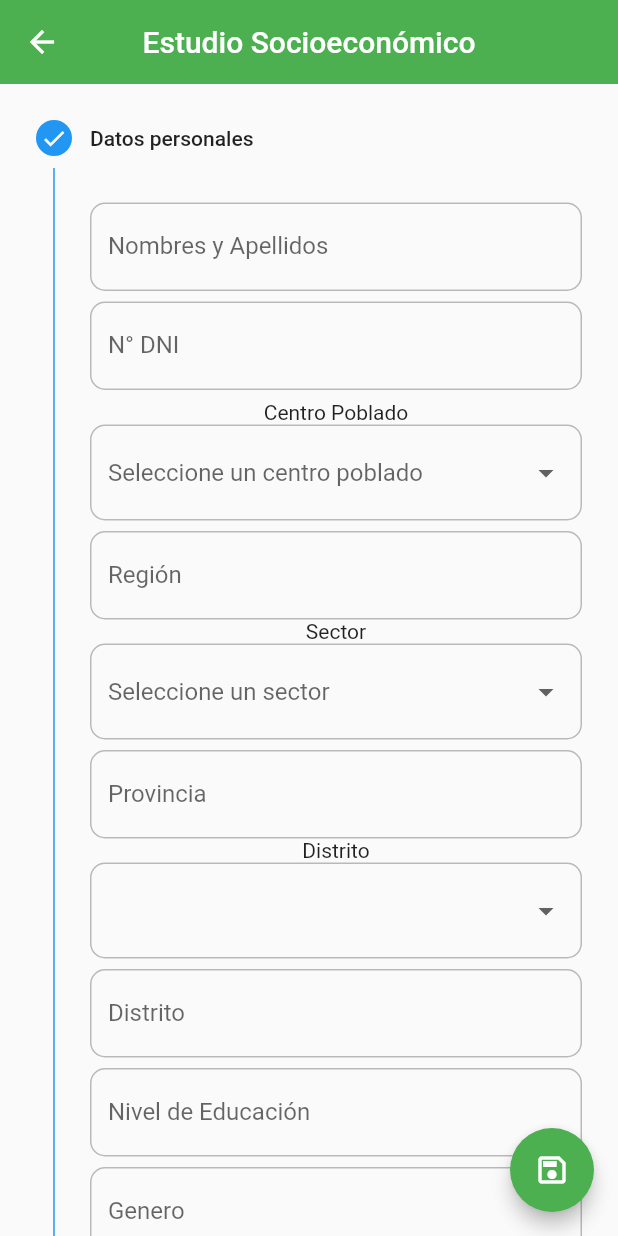
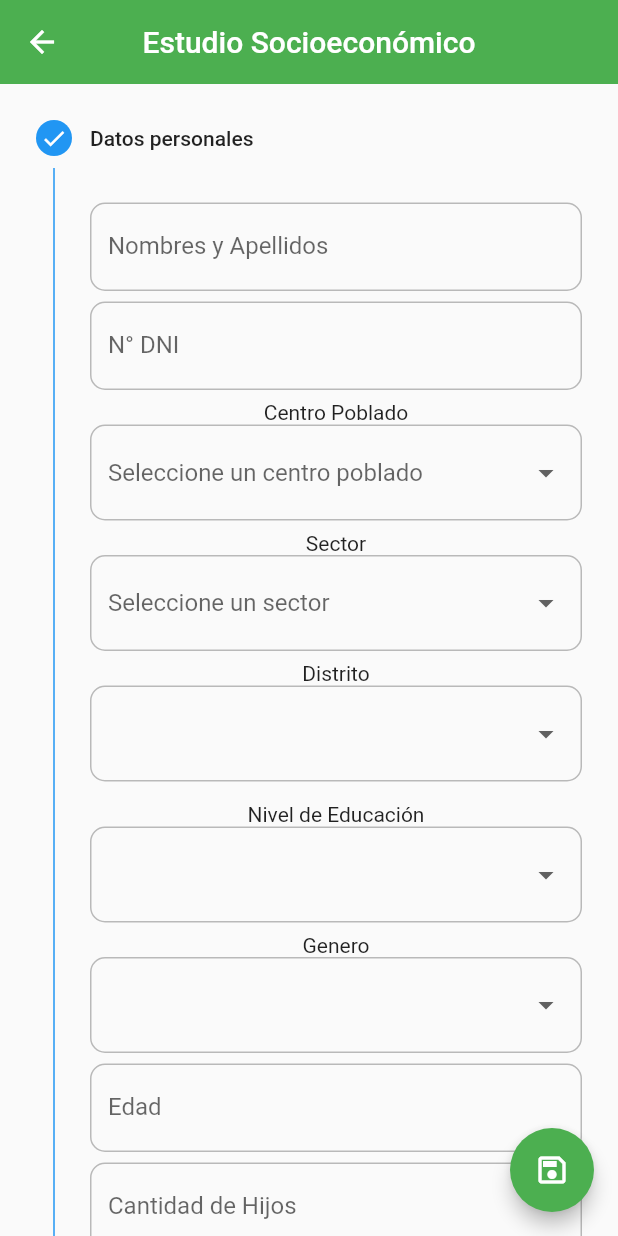
Before and after one commit to AstroLyricX/encuesta-01, a Flutter app: the StepperScreen screen opened by its route, on a phone screen of 412 x 824 dp. Run offline on Flutter 3.47's test engine with Material 2 defaults, Android fonts, the phone set to English and light mode, and no system bars; our stand-ins replace bloc, equatable, flutter_bloc, geolocator, google_maps_flutter, image_picker and 1 more; missing offline and left inert: clipboard; network calls fail.

Commit message:
StepperScreen: Update DropdownButtonFormField - Seclect

```diff
--- a/lib/screens/view/stepper_screen.dart
+++ b/lib/screens/view/stepper_screen.dart
@@ -21,21 +21,47 @@ class _StepperScreenState extends State<StepperScreen> {
   late LocationBloc locationBloc;
 
   //!..........
-  List<String> centrosPoblados = ['Muni Grande', 'Jasana Grande', 'Cercado Samán', 'Quejon Mocco', 'Chucaripo', 'Chacamarca'];
+  List<String> centrosPoblados = [
+    'Muni Grande',
+    'Jasana Grande',
+    'Cercado Samán',
+    'Quejon Mocco',
+    'Chucaripo',
+    'Chacamarca'
+  ];
   String centrosPobladosVista = 'Seleccione un centro poblado';
 
   String sector = 'sector';
-  List<String> sectoresMuniGrande = ['Titihuarija', 'Muni Pampa', 'Jergachi', 'Muni Salinas'];
-  List<String> sectoresJasanaGrande = ['Isla', 'Patalla', 'Carpi Pampa', 'Esquele'];
+  List<String> sectoresMuniGrande = [
+    'Titihuarija',
+    'Muni Pampa',
+    'Jergachi',
+    'Muni Salinas'
+  ];
+  List<String> sectoresJasanaGrande = [
+    'Isla',
+    'Patalla',
+    'Carpi Pampa',
+    'Esquele'
+  ];
   List<String> sectoresCercadoSaman = ['Sector'];
-  List<String> sectoresQuejonMocco = ['Kapallia', 'Llantha Mocco', 'Quejon Valle', 'Primer', 'Tambo'];
-  List<String> sectoresChucaripo = ['Catagachi', 'Litero', 'Pampa Chucaripo', 'Alto', 'Ccorpa', 'Hiruito'];
+  List<String> sectoresQuejonMocco = [
+    'Kapallia',
+    'Llantha Mocco',
+    'Quejon Valle',
+    'Primer',
+    'Tambo'
+  ];
+  List<String> sectoresChucaripo = [
+    'Catagachi',
+    'Litero',
+    'Pampa Chucaripo',
+    'Alto',
+    'Ccorpa',
+    'Hiruito'
+  ];
   List<String> sectoresChacamarca = ['Sector'];
   String sectorVista = 'Seleccione un sector';
-
-
-
-
 
   //!..........
 
@@ -47,9 +73,7 @@ class _StepperScreenState extends State<StepperScreen> {
     locationBloc.startFollowingUser();
 
     //!.............................
-    setState(() {
-
-    });
+    setState(() {});
     //!.............................
   }
 
@@ -117,52 +141,52 @@ class _StepperScreenState extends State<StepperScreen> {
                         ),
                         const SizedBox(height: 7),
                         //!........................
-                        const Text('Centro Poblado',
-                            // style: TextStyle(
-                            //     color: Colors.black,
-                            //     fontWeight: FontWeight.w500,
-                            //     fontSize: 14)
-                                ),
+                        const Text(
+                          'Centro Poblado',
+                          // style: TextStyle(
+                          //     color: Colors.black,
+                          //     fontWeight: FontWeight.w500,
+                          //     fontSize: 14)
+                        ),
                         DropdownButtonFormField(
                           items: centrosPoblados.map((String c) {
                             return DropdownMenuItem(
                               value: c,
                               child: Text(c),
-                              );
+                            );
                           }).toList(),
                           hint: Text(centrosPobladosVista),
-                          onChanged: (value) {
-                          },
+                          onChanged: (value) {},
                         ),
                         const SizedBox(height: 7),
-                        TextFormField(
-                          decoration: const InputDecoration(
-                            labelText: 'Región',
-                          ),
-                        ),
-                        const Text('Sector',),
+                        // TextFormField(
+                        //   decoration: const InputDecoration(
+                        //     labelText: 'Región',
+                        //   ),
+                        // ),
+                        const Text(
+                          'Sector',
+                        ),
                         DropdownButtonFormField(
                           // value:  centrosPoblados,
                           onChanged: (value) {
-                            centrosPoblados.forEach((item) => print('item: $item') );
+                            centrosPoblados
+                                .forEach((item) => print('item: $item'));
                             // item == value
                             // if (value == '')
                           },
                           items: sectoresMuniGrande.map((String s) {
-                            return DropdownMenuItem(
-                              value: s,
-                              child: Text(s)
-                              );
+                            return DropdownMenuItem(value: s, child: Text(s));
                           }).toList(),
                           hint: Text(sectorVista),
                         ),
                         const SizedBox(height: 7),
-                        TextFormField(
-                          decoration: const InputDecoration(
-                            labelText: 'Provincia',
-                          ),
-                        ),
-                        const Text('Distrito',),
+                        // TextFormField(
+                        //   decoration: const InputDecoration(
+                        //     labelText: 'Provincia',
+                        //   ),
+                        // ),
+                        const Text('Distrito'),
                         DropdownButtonFormField(
                           items: const [
                             DropdownMenuItem(value: 'a', child: Text('A')),
@@ -172,24 +196,40 @@ class _StepperScreenState extends State<StepperScreen> {
                           onChanged: (value) {},
                         ),
                         const SizedBox(height: 7),
-                        TextFormField(
-                          decoration: const InputDecoration(
-                            labelText: 'Distrito',
-                          ),
-                        ),
+                        // TextFormField(
+                        //   decoration: const InputDecoration(
+                        //     labelText: 'Distrito',
+                        //   ),
+                        // ),
                         //!.........................
                         const SizedBox(height: 7),
-                        TextFormField(
-                          decoration: const InputDecoration(
-                            labelText: 'Nivel de Educación',
-                          ),
+                        //?.......... Start Update - Nivel de Educación and Genero ................
+                        const Text('Nivel de Educación'),
+                        DropdownButtonFormField(
+                          items: const [
+                            DropdownMenuItem(
+                                value: 'Sin nivel', child: Text('Sin nivel')),
+                            DropdownMenuItem(
+                                value: 'Primaria', child: Text('Primaria')),
+                            DropdownMenuItem(
+                                value: 'Secundaria', child: Text('Secundaria')),
+                            DropdownMenuItem(
+                                value: 'Superior', child: Text('Superior')),
+                          ],
+                          onChanged: (value) {},
                         ),
                         const SizedBox(height: 7),
-                        TextFormField(
-                          decoration: const InputDecoration(
-                            labelText: 'Genero',
-                          ),
-                        ),
+                        const Text('Genero'),
+                        DropdownButtonFormField(
+                          items: const [
+                            DropdownMenuItem(
+                                value: 'Masculino', child: Text('Masculino')),
+                            DropdownMenuItem(
+                                value: 'Femenino', child: Text('Femenino')),
+                          ],
+                          onChanged: (value) {},
+                        ),
+                        //?.......... Start Update - Nivel de Educación and Genero ................
                         const SizedBox(height: 7),
                         TextFormField(
                           decoration: const InputDecoration(
@@ -3521,8 +3561,7 @@ class _StepperScreenState extends State<StepperScreen> {
                                     controller: fieldLatitude,
                                     keyboardType: TextInputType.none,
                                     decoration: const InputDecoration(
-                                        labelText:
-                                            'Latitud',
+                                        labelText: 'Latitud',
                                         prefixIcon: Icon(
                                             Icons.add_location_alt_outlined,
                                             color: Colors.black)),
@@ -3534,27 +3573,28 @@ class _StepperScreenState extends State<StepperScreen> {
                                     controller: fieldLongitude,
                                     keyboardType: TextInputType.none,
                                     decoration: const InputDecoration(
-                                        labelText:
-                                            'Longitud',
+                                        labelText: 'Longitud',
                                         prefixIcon: Icon(
                                             Icons.add_location_outlined,
                                             color: Colors.black)),
                                     maxLines: 5,
                                     minLines: 1,
                                   ),
-                                  const Divider(
-
-                                  ),
+                                  const Divider(),
                                   Center(
                                     child: ElevatedButton.icon(
-                                      style: ElevatedButton.styleFrom(backgroundColor: Colors.black),
-                                      icon: const Icon(Icons.add_to_photos_outlined),
-                                      label: const Text('Insertar Ubicación GPS'),
+                                      style: ElevatedButton.styleFrom(
+                                          backgroundColor: Colors.black),
+                                      icon: const Icon(
+                                          Icons.add_to_photos_outlined),
+                                      label:
+                                          const Text('Insertar Ubicación GPS'),
                                       onPressed: () {
                                         FlutterClipboard.paste().then(
                                           (value) {
                                             setState(() {
-                                              List<String> values = value.split(",");
+                                              List<String> values =
+                                                  value.split(",");
 
                                               fieldLatitude.text = values[0];
                                               latitudePaste = values[0];
@@ -3564,7 +3604,7 @@ class _StepperScreenState extends State<StepperScreen> {
                                           },
                                         );
                                       },
-                                      ),
+                                    ),
                                   )
                                 ],
                               ),
@@ -3660,7 +3700,8 @@ class _MapGpsState extends State<_MapGps> {
   Widget build(BuildContext context) {
     return BlocBuilder<LocationBloc, LocationState>(
       builder: (context, state) {
-        if (state.lastKnownLocation == null) return const Center(child: Text('Espere por favor..'));
+        if (state.lastKnownLocation == null)
+          return const Center(child: Text('Espere por favor..'));
         //? copy start
         return Column(
           children: [
```
